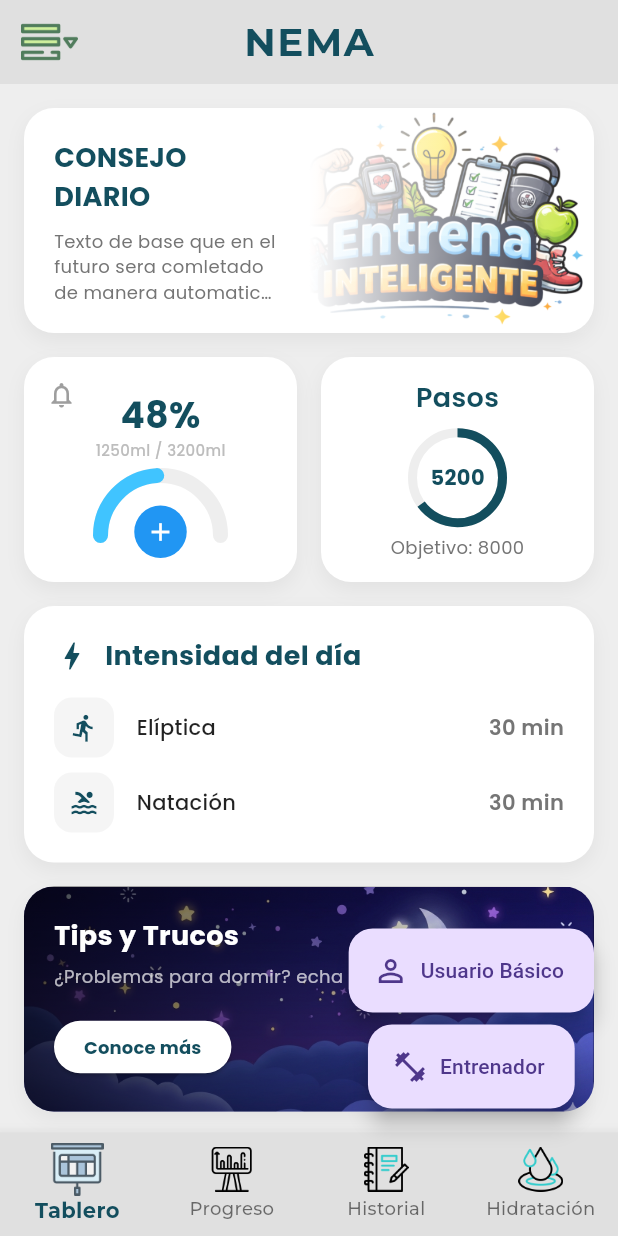
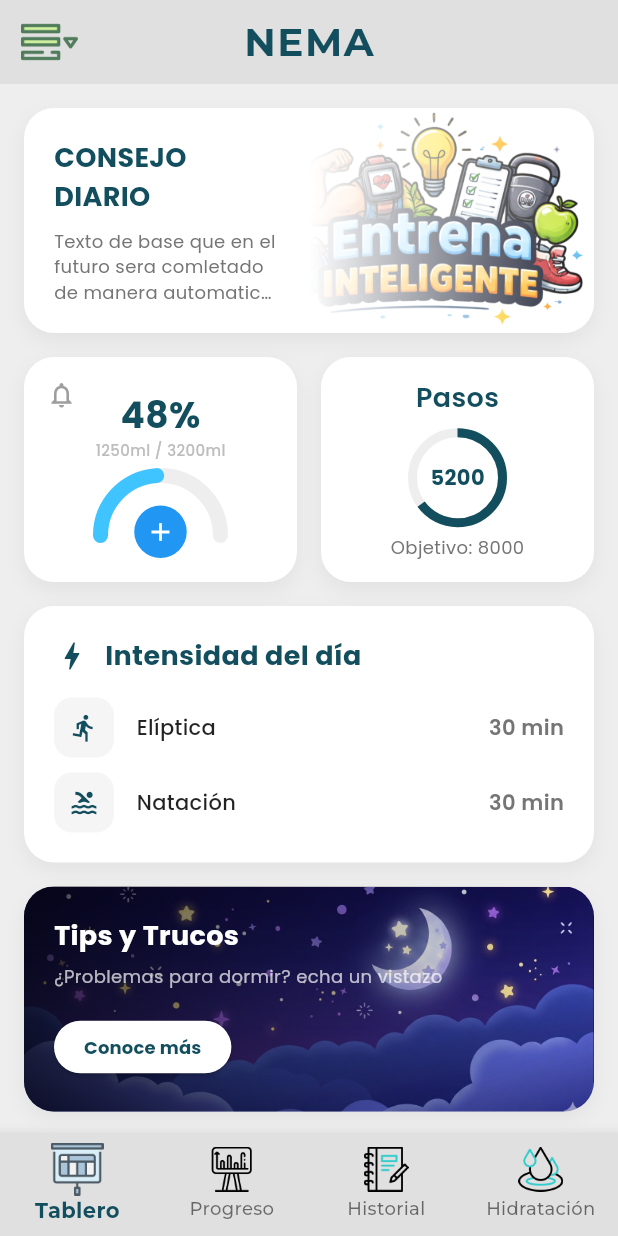
Before and after one commit to yeferson0brito/EDIA, a Flutter app: the screen it shows after launch, on a phone screen of 412 x 824 dp. Run offline on Flutter 3.47's test engine with Material 3 defaults, Android fonts, the phone set to English and light mode, and no system bars; our stand-ins replace google_fonts, jwt_decoder, shared_preferences; key blocks and very long unbroken strings in the code were emptied for the run.

Commit message:
botones para comprobar roles cambiados de posicione

```diff
--- a/EntrenamientoDeportivoIA/lib/screens/home_screen.dart
+++ b/EntrenamientoDeportivoIA/lib/screens/home_screen.dart
@@ -636,6 +636,36 @@ class _HomeScreenState extends State<HomeScreen> {
               },
             ),
             ListTile(
+              leading: const Icon(Icons.person_outline, color: Color(0xFF134E5E)),
+              title: Text(
+                'Usuario Básico',
+                style: GoogleFonts.poppins(
+                  fontSize: 16,
+                  fontWeight: FontWeight.w500,
+                  color: const Color(0xFF134E5E),
+                ),
+              ),
+              onTap: () {
+                Navigator.pop(context);
+                Navigator.pushNamed(context, '/rolbasic');
+              },
+            ),
+            ListTile(
+              leading: const Icon(Icons.fitness_center, color: Color(0xFF134E5E)),
+              title: Text(
+                'Entrenador',
+                style: GoogleFonts.poppins(
+                  fontSize: 16,
+                  fontWeight: FontWeight.w500,
+                  color: const Color(0xFF134E5E),
+                ),
+              ),
+              onTap: () {
+                Navigator.pop(context);
+                Navigator.pushNamed(context, '/roltrainer');
+              },
+            ),
+            ListTile(
               leading: const Icon(Icons.logout, color: Color(0xFF134E5E)),
               title: Text(
                 'Cerrar Sesión',
@@ -751,31 +781,6 @@ class _HomeScreenState extends State<HomeScreen> {
           ),
         ],
       ),
-      floatingActionButton:
-          (_selectedIndex == 0)
-              ? Column(
-                mainAxisSize: MainAxisSize.min,
-                children: [
-                  FloatingActionButton.extended(
-                    heroTag: 'basic',
-                    onPressed: () {
-                      Navigator.pushNamed(context, '/rolbasic');
-                    },
-                    icon: const Icon(Icons.person_outline),
-                    label: const Text('Usuario Básico'),
-                  ),
-                  const SizedBox(height: 8),
-                  FloatingActionButton.extended(
-                    heroTag: 'trainer',
-                    onPressed: () {
-                      Navigator.pushNamed(context, '/roltrainer');
-                    },
-                    icon: const Icon(Icons.fitness_center),
-                    label: const Text('Entrenador'),
-                  ),
-                ],
-              )
-              : null,
     );
   }
 }
```
